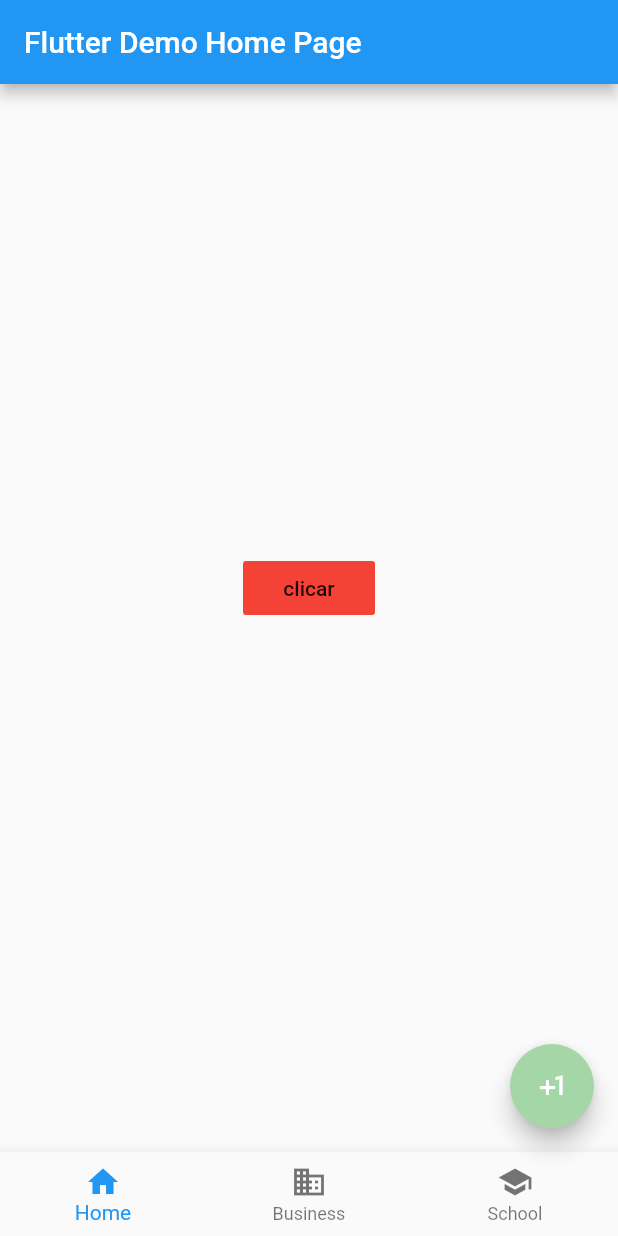
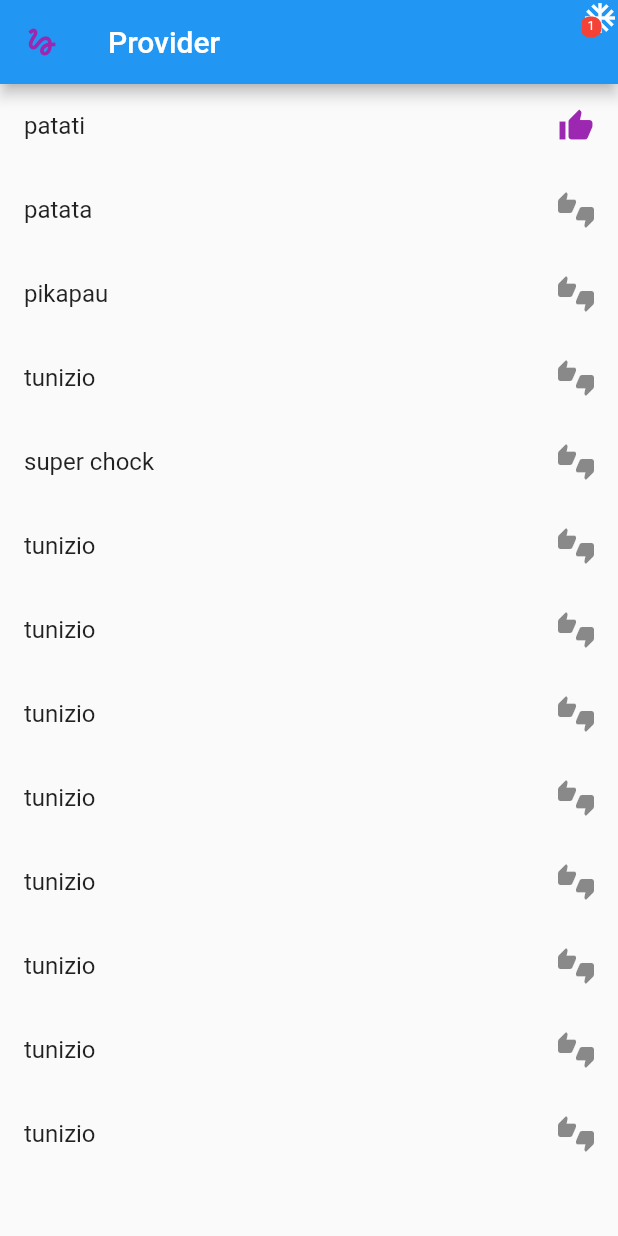
Before and after one commit to anderson-fruhauf/curso-flutter, a Flutter app: the screen it shows after launch, on a phone screen of 412 x 824 dp. Run offline on Flutter 3.47's test engine with Material 2 defaults, Android fonts, the phone set to English and light mode, and no system bars.

Commit message:
uso de provider

```diff
--- /dev/null
+++ b/lib/controller/heroes.controller.dart
@@ -0,0 +1,25 @@
+import 'package:flutter/widgets.dart';
+import 'package:flutter_curso/models/hero.model.dart';
+
+class HeroesController extends ChangeNotifier {
+  List<HeroModel> heroes = [
+    HeroModel(nome: 'patati', isFavorite: true),
+    HeroModel(nome: 'patata'),
+    HeroModel(nome: 'pikapau'),
+    HeroModel(nome: 'tunizio'),
+    HeroModel(nome: 'super chock'),
+    HeroModel(nome: 'tunizio'),
+    HeroModel(nome: 'tunizio'),
+    HeroModel(nome: 'tunizio'),
+    HeroModel(nome: 'tunizio'),
+    HeroModel(nome: 'tunizio'),
+    HeroModel(nome: 'tunizio'),
+    HeroModel(nome: 'tunizio'),
+    HeroModel(nome: 'tunizio'),
+  ];
+
+  checkFavorito(HeroModel model) {
+    model.isFavorite = !model.isFavorite;
+    this.notifyListeners();
+  }
+}
--- a/lib/main.dart
+++ b/lib/main.dart
@@ -1,106 +1,4 @@
-import 'dart:math';
+import 'package:flutter/material.dart';
+import 'package:flutter_curso/pages/heroes.page.dart';
 
-import 'package:flutter/material.dart';
-
-void main() => runApp(MyApp());
-
-class MyApp extends StatelessWidget {
-  // This widget is the root of your application.
-  @override
-  Widget build(BuildContext context) {
-    return MaterialApp(
-      title: 'Flutter Demo',
-      theme: ThemeData(
-        primarySwatch: Colors.blue,
-      ),
-      home: MyHomePage(title: 'Flutter Demo Home Page'),
-    );
-  }
-}
-
-class MyHomePage extends StatefulWidget {
-  MyHomePage({Key key, this.title}) : super(key: key);
-
-  final String title;
-
-  @override
-  _MyHomePageState createState() => _MyHomePageState();
-}
-
-class _MyHomePageState extends State<MyHomePage> {
-  List textos = [
-    'texto 01',
-    'texto 4',
-    'texto 45',
-    'texto 34',
-    'texto 87',
-    'texto 23',
-  ];
-
-  List cores = [
-    Colors.red,
-    Colors.green,
-    Colors.yellow,
-    Colors.blue,
-    Colors.purple,
-  ];
-
-  String textoAtual = '';
-  MaterialColor corAtual = Colors.red;
-
-  void _atualizaTela() {
-    setState(() {
-      textoAtual = textos[Random().nextInt(textos.length)];
-      corAtual = cores[Random().nextInt(cores.length)];
-    });
-  }
-
-  @override
-  Widget build(BuildContext context) {
-    return Scaffold(
-      appBar: AppBar(
-        title: Text(widget.title),
-      ),
-      body: Center(
-        child: Column(
-          mainAxisAlignment: MainAxisAlignment.center,
-          children: <Widget>[
-            FlatButton(
-              child: Text("clicar"),
-              color: corAtual,
-              onPressed: () {
-                _atualizaTela();
-              },
-            ),
-            Text(
-              '$textoAtual',
-              style: Theme.of(context).textTheme.display1,
-            ),
-          ],
-        ),
-      ),
-      floatingActionButton: FloatingActionButton(
-        child: Icon(Icons.plus_one),
-        backgroundColor: Colors.green[200],
-      ),
-
-      bottomNavigationBar: BottomNavigationBar(
-        items: const <BottomNavigationBarItem>[
-          BottomNavigationBarItem(
-            icon: Icon(Icons.home),
-            title: Text('Home'),
-          ),
-          BottomNavigationBarItem(
-            icon: Icon(Icons.business),
-            title: Text('Business'),
-          ),
-          BottomNavigationBarItem(
-            icon: Icon(Icons.school),
-            title: Text('School'),
-          ),
-        ],
-      ),
-      // This trailing comma makes auto-formatting nicer for build methods.
-    );
-  }
-}
+void main() => runApp(HeroApp());
--- /dev/null
+++ b/lib/models/hero.model.dart
@@ -0,0 +1,6 @@
+class HeroModel {
+  String nome;
+  bool isFavorite;
+
+  HeroModel({this.nome, this.isFavorite = false});
+}
--- /dev/null
+++ b/lib/pages/aula1.page.dart
@@ -0,0 +1,104 @@
+import 'dart:math';
+
+import 'package:flutter/material.dart';
+
+class MyApp extends StatelessWidget {
+  // This widget is the root of your application.
+  @override
+  Widget build(BuildContext context) {
+    return MaterialApp(
+      title: 'Flutter Demo',
+      theme: ThemeData(
+        primarySwatch: Colors.blue,
+      ),
+      home: MyHomePage(title: 'Flutter Demo Home Page'),
+    );
+  }
+}
+
+class MyHomePage extends StatefulWidget {
+  MyHomePage({Key key, this.title}) : super(key: key);
+
+  final String title;
+
+  @override
+  _MyHomePageState createState() => _MyHomePageState();
+}
+
+class _MyHomePageState extends State<MyHomePage> {
+  List textos = [
+    'texto 01',
+    'texto 4',
+    'texto 45',
+    'texto 34',
+    'texto 87',
+    'texto 23',
+  ];
+
+  List cores = [
+    Colors.red,
+    Colors.green,
+    Colors.yellow,
+    Colors.blue,
+    Colors.purple,
+  ];
+
+  String textoAtual = '';
+  MaterialColor corAtual = Colors.red;
+
+  void _atualizaTela() {
+    setState(() {
+      textoAtual = textos[Random().nextInt(textos.length)];
+      corAtual = cores[Random().nextInt(cores.length)];
+    });
+  }
+
+  @override
+  Widget build(BuildContext context) {
+    return Scaffold(
+      appBar: AppBar(
+        title: Text(widget.title),
+      ),
+      body: Center(
+        child: Column(
+          mainAxisAlignment: MainAxisAlignment.center,
+          children: <Widget>[
+            FlatButton(
+              child: Text("clicar"),
+              color: corAtual,
+              onPressed: () {
+                _atualizaTela();
+              },
+            ),
+            Text(
+              '$textoAtual',
+              style: Theme.of(context).textTheme.display1,
+            ),
+          ],
+        ),
+      ),
+      floatingActionButton: FloatingActionButton(
+        child: Icon(Icons.plus_one),
+        backgroundColor: Colors.green[200],
+      ),
+
+      bottomNavigationBar: BottomNavigationBar(
+        items: const <BottomNavigationBarItem>[
+          BottomNavigationBarItem(
+            icon: Icon(Icons.home),
+            title: Text('Home'),
+          ),
+          BottomNavigationBarItem(
+            icon: Icon(Icons.business),
+            title: Text('Business'),
+          ),
+          BottomNavigationBarItem(
+            icon: Icon(Icons.school),
+            title: Text('School'),
+          ),
+        ],
+      ),
+      // This trailing comma makes auto-formatting nicer for build methods.
+    );
+  }
+}
--- /dev/null
+++ b/lib/pages/heroes.page.dart
@@ -0,0 +1,119 @@
+import 'package:flutter/material.dart';
+import 'package:flutter_curso/controller/heroes.controller.dart';
+import 'package:flutter_curso/models/hero.model.dart';
+import 'package:provider/provider.dart';
+
+class HeroApp extends StatelessWidget {
+  // This widget is the root of your application.
+  @override
+  Widget build(BuildContext context) {
+    return MultiProvider(
+      providers: [
+        ChangeNotifierProvider<HeroesController>.value(
+          value: HeroesController(),
+        ),
+      ],
+      child: MaterialApp(
+        title: 'Flutter Demo',
+        theme: ThemeData(
+          primarySwatch: Colors.blue,
+        ),
+        home: MyHeroPage(),
+      ),
+    );
+  }
+}
+
+class MyHeroPage extends StatefulWidget {
+  MyHeroPage({Key key, this.title}) : super(key: key);
+
+  final String title;
+
+  @override
+  _MyHomePageState createState() => _MyHomePageState();
+}
+
+class _MyHomePageState extends State<MyHeroPage> {
+  _buildList(heroesController) {
+    return ListView.builder(
+      itemCount: heroesController.heroes.length,
+      itemBuilder: (context, index) {
+        return _buildItem(heroesController.heroes[index], heroesController);
+      },
+    );
+  }
+
+  _buildItem(HeroModel heroModel, HeroesController heroesController) {
+    return ListTile(
+      onTap: () {
+        heroesController.checkFavorito(heroModel);
+      },
+      title: Text(heroModel.nome),
+      trailing: heroModel.isFavorite
+          ? Icon(
+              Icons.thumb_up,
+              color: Colors.purple,
+            )
+          : Icon(Icons.thumbs_up_down),
+    );
+  }
+
+  @override
+  Widget build(BuildContext context) {
+    return Scaffold(
+        appBar: AppBar(
+          title: Text('Provider'),
+          leading: Icon(
+            Icons.gesture,
+            color: Colors.purple,
+          ),
+          actions: <Widget>[
+            new Stack(
+              children: <Widget>[
+                Icon(
+                  Icons.ac_unit,
+                ),
+                // Consumer<HeroesController>(
+                //  builder: (context, heroController, widget) {
+                //   return Text(
+                //    "${heroController.heroes.where((i) => i.isFavorite).length}",
+                //    style: TextStyle(color: Colors.red, fontSize: 22),
+                //  );
+                // },
+                // ),
+                new Positioned(
+                  right: 11,
+                  top: 11,
+                  child: new Container(
+                    padding: EdgeInsets.all(2),
+                    decoration: new BoxDecoration(
+                      color: Colors.red,
+                      borderRadius: BorderRadius.circular(6),
+                    ),
+                    constraints: BoxConstraints(
+                      minWidth: 14,
+                      minHeight: 14,
+                    ),
+                    child: Text(
+                      '1',
+                      style: TextStyle(
+                        color: Colors.white,
+                        fontSize: 8,
+                      ),
+                      textAlign: TextAlign.center,
+                    ),
+                  ),
+                ),
+              ],
+            ),
+          ],
+        ),
+        body: Consumer<HeroesController>(
+          builder: (context, heroesController, whidget) {
+            return _buildList(heroesController);
+          },
+        )
+        // is trailing comma makes auto-formatting nicer for build methods.
+        );
+  }
+}
--- a/pubspec.yaml
+++ b/pubspec.yaml
@@ -23,6 +23,7 @@ dependencies:
   # The following adds the Cupertino Icons font to your application.
   # Use with the CupertinoIcons class for iOS style icons.
   cupertino_icons: ^0.1.2
+  provider: ^3.1.0
 
 dev_dependencies:
   flutter_test:
```
Also changed, not shown: pubspec.lock, 1 other file.
